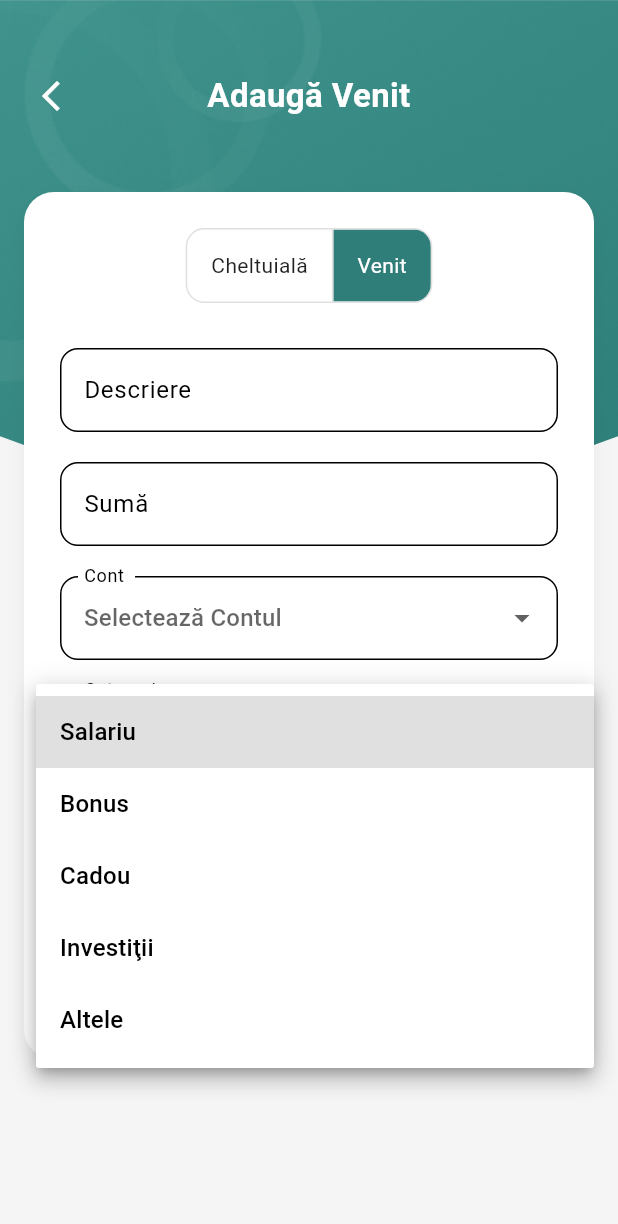
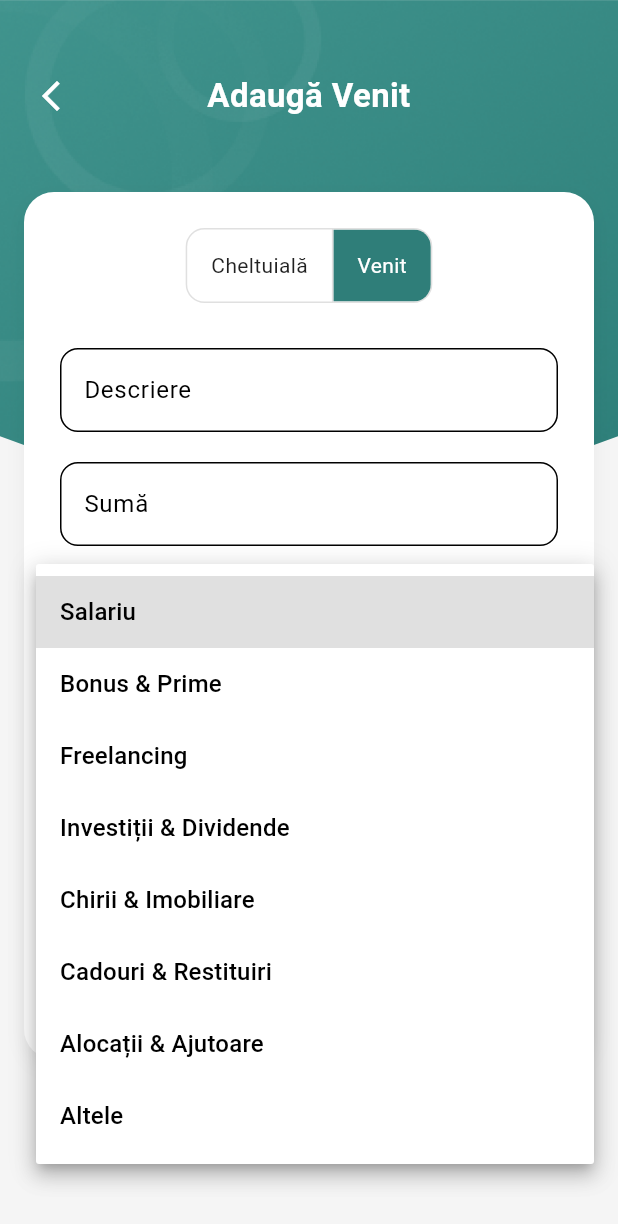
Before and after one commit to danibanu98/expense_tracker_flutter, a Flutter app: the AddTransactionSheet screen opened directly, after a tap on "Venit", after a tap on "Salariu", on a phone screen of 412 x 824 dp. Shown: the top 1224 px of the screen. Run offline on Flutter 3.47's test engine with Material 3 defaults, Android fonts, the phone set to English and light mode, and no system bars; our stand-ins replace cloud_firestore, firebase_auth, firebase_core, fl_chart, random_string, sentry_flutter and 1 more; accounts and stored records are empty.

Commit message:
reparare eroare edit transaction_details_page, iconite categori fara descriere

```diff
--- a/lib/ui/add_recurring_transaction_sheet.dart
+++ b/lib/ui/add_recurring_transaction_sheet.dart
@@ -36,24 +36,29 @@ class _AddRecurringTransactionSheetState
   List<QueryDocumentSnapshot> _accounts = [];
   bool _isLoadingAccounts = true;
 
-  final List<String> _expenseCategories = const [
-    'Alimente & Băuturi',
-    'Cumpărături',
-    'Locuinţă',
-    'Transport',
-    'Maşină',
-    'Viaţă & Divertisment',
-    'Hardware PC',
-    'Cheltuieli financiare',
-    'Investiţii',
-    'Cadou',
+  final List<String> _expenseCategories = [
+    'Mâncare & Supermarket', // Lidl, Kaufland, Carrefour
+    'Restaurante & Livrări', // Glovo, Tazz, Starbucks, McDonald's
+    'Transport & Auto', // Uber, Bolt, OMV, Petrom, Rompetrol, RCA
+    'Locuință & Utilități', // Digi, Enel, E.ON, Orange, Chirie
+    'Cumpărături & Fashion', // Zara, H&M, Decathlon, Haine
+    'Electronice & Electro', // eMAG, Altex, Flanco, Hardware PC
+    'Divertisment & Abonamente', // Netflix, YouTube, Spotify, Cinema
+    'Sănătate & Farmacie', // NN Asigurări, Farmacii, Dentist
+    'Financiar & Taxe', // BT (Rata), Revolut, Comisioane
+    'Educație & Cărți', // Cursuri, Cărți
+    'Vacanțe & Călătorii', // Hoteluri, Bilete avion
+    'Cadouri & Donații', // Cadouri
     'Altele',
   ];
-  final List<String> _incomeCategories = const [
+  final List<String> _incomeCategories = [
     'Salariu',
-    'Bonus',
-    'Cadou',
-    'Investiţii',
+    'Bonus & Prime',
+    'Freelancing', // Activități independente
+    'Investiții & Dividende', // Bursă, Dobânzi
+    'Chirii & Imobiliare', // Dacă încasezi chirie
+    'Cadouri & Restituiri', // Bani primiți sau returnați
+    'Alocații & Ajutoare', // De la stat sau familie
     'Altele',
   ];
 
--- a/lib/ui/add_transaction_sheet.dart
+++ b/lib/ui/add_transaction_sheet.dart
@@ -34,23 +34,28 @@ class _AddTransactionSheetState extends State<AddTransactionSheet> {
   bool _isLoadingAccounts = true;
 
   final List<String> _expenseCategories = [
-    'Alimente & Băuturi',
-    'Cumpărături',
-    'Locuinţă',
-    'Transport',
-    'Maşină',
-    'Viaţă & Divertisment',
-    'Hardware PC',
-    'Cheltuieli financiare',
-    'Investiţii',
-    'Cadou',
+    'Mâncare & Supermarket', // Lidl, Kaufland, Carrefour
+    'Restaurante & Livrări', // Glovo, Tazz, Starbucks, McDonald's
+    'Transport & Auto', // Uber, Bolt, OMV, Petrom, Rompetrol, RCA
+    'Locuință & Utilități', // Digi, Enel, E.ON, Orange, Chirie
+    'Cumpărături & Fashion', // Zara, H&M, Decathlon, Haine
+    'Electronice & Electro', // eMAG, Altex, Flanco, Hardware PC
+    'Divertisment & Abonamente', // Netflix, YouTube, Spotify, Cinema
+    'Sănătate & Farmacie', // NN Asigurări, Farmacii, Dentist
+    'Financiar & Taxe', // BT (Rata), Revolut, Comisioane
+    'Educație & Cărți', // Cursuri, Cărți
+    'Vacanțe & Călătorii', // Hoteluri, Bilete avion
+    'Cadouri & Donații', // Cadouri
     'Altele',
   ];
   final List<String> _incomeCategories = [
     'Salariu',
-    'Bonus',
-    'Cadou',
-    'Investiţii',
+    'Bonus & Prime',
+    'Freelancing', // Activități independente
+    'Investiții & Dividende', // Bursă, Dobânzi
+    'Chirii & Imobiliare', // Dacă încasezi chirie
+    'Cadouri & Restituiri', // Bani primiți sau returnați
+    'Alocații & Ajutoare', // De la stat sau familie
     'Altele',
   ];
   String? _selectedCategory;
@@ -64,21 +69,47 @@ class _AddTransactionSheetState extends State<AddTransactionSheet> {
     super.initState();
     _loadAccounts();
 
-    // --- LOGICA DE INIȚIALIZARE (EDIT VS NEW) ---
     if (_isEditing) {
-      // Suntem în modul EDITARE: Pre-completăm câmpurile
+      // --- MOD DE EDITARE ---
       final data = widget.transactionData!;
+
       _descriptionController.text = data['description'] ?? '';
       _amountController.text = (data['amount'] ?? 0.0).toString();
       _selectedType = data['type'] ?? 'expense';
-      _selectedCategory = data['category'];
-      _selectedAccountId = data['accountId']; // Contul original
 
+      // Aici e problema: categoria salvată în baza de date (ex: "Locuință")
+      String savedCategory = data['category'];
+
+      // 1. Verificăm și REPARĂM lista dacă lipsește categoria veche
+      if (_selectedType == 'expense') {
+        // Dacă categoria salvată NU e în lista nouă de cheltuieli...
+        if (!_expenseCategories.contains(savedCategory)) {
+          // ...o adăugăm temporar la finalul listei!
+          setState(() {
+            _expenseCategories.add(savedCategory);
+          });
+        }
+      } else {
+        // La fel pentru venituri
+        if (!_incomeCategories.contains(savedCategory)) {
+          setState(() {
+            _incomeCategories.add(savedCategory);
+          });
+        }
+      }
+
+      // Acum putem selecta liniștiți categoria, știind sigur că există în listă
+      _selectedCategory = savedCategory;
+
+      _selectedAccountId = data['accountId'];
       Timestamp timestamp = data['timestamp'] ?? Timestamp.now();
       _selectedDate = timestamp.toDate();
     } else {
-      // Suntem în modul ADAUGARE: Valori implicite
-      _selectedCategory = _expenseCategories.first;
+      // --- MOD DE ADĂUGARE NOUĂ ---
+      // Aici nu avem riscuri, luăm pur și simplu prima din listă
+      _selectedCategory = _selectedType == 'expense'
+          ? _expenseCategories.first
+          : _incomeCategories.first;
     }
   }
 
```
Also changed, not shown: lib/services/brand_service.dart (+47 -5 lines).
